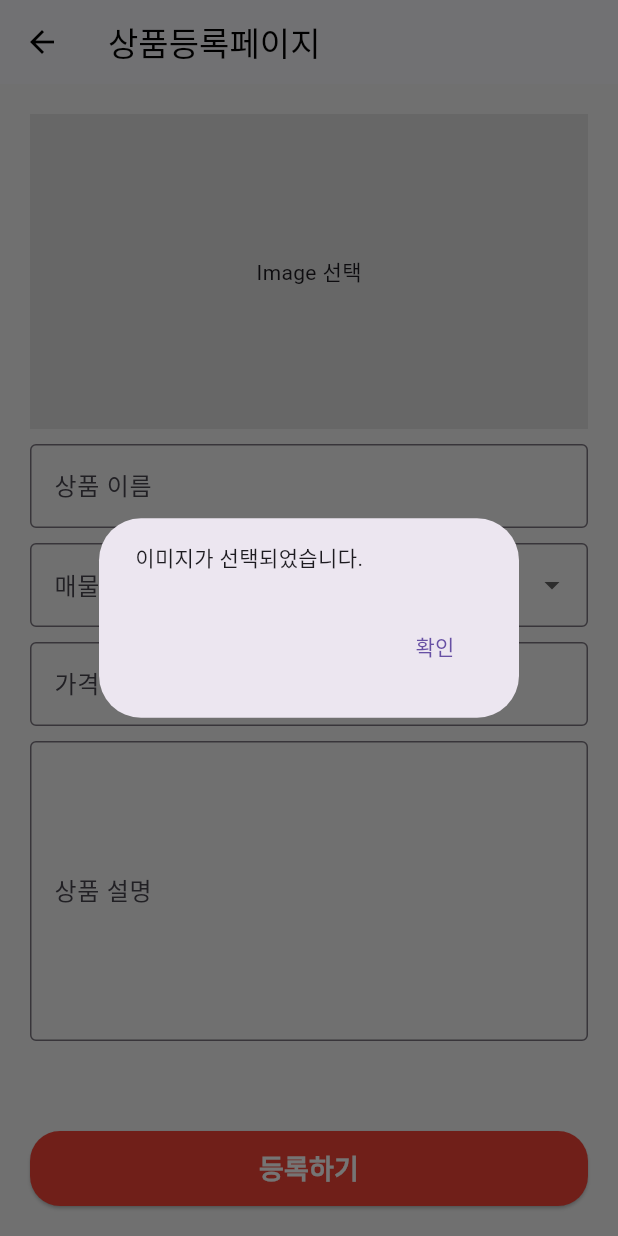
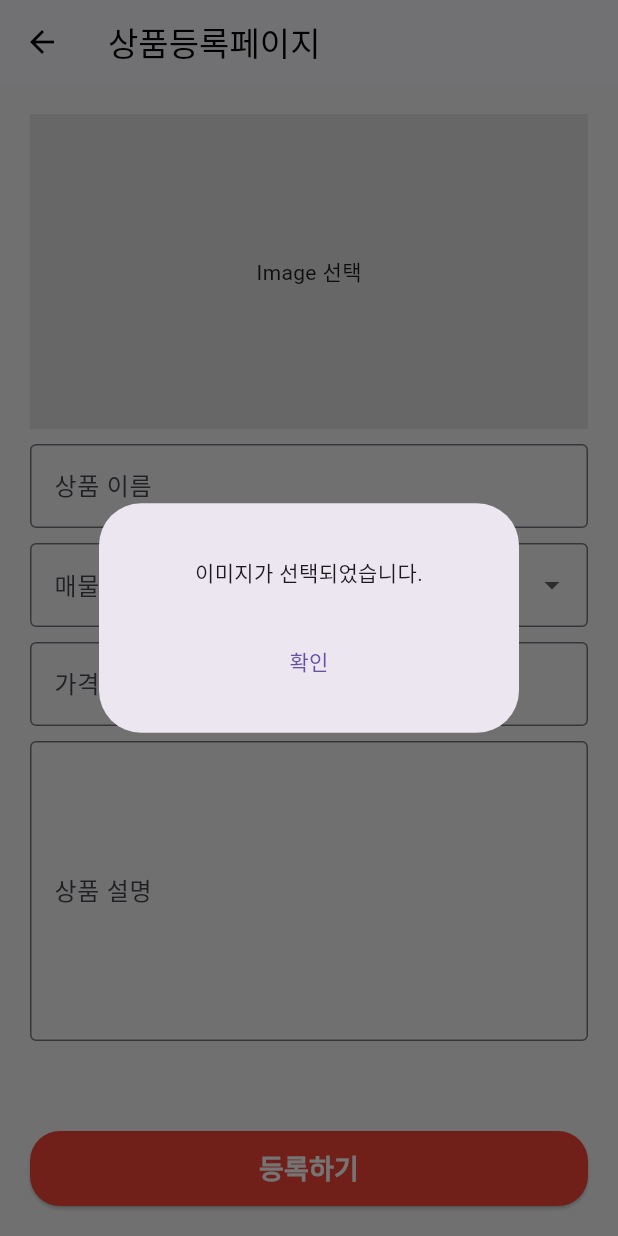
Before and after one commit to xhahwkd/flutter_realestate_shopping_app, a Flutter app: the ProductRegisterPage screen opened directly, after a tap on "Image 선택", on a phone screen of 412 x 824 dp. Run offline on Flutter 3.47's test engine with Material 3 defaults, Android fonts, the phone set to English and light mode, and no system bars; Roboto replaces fonts that are missing (Pretendard).

Commit message:
fix : 팝업창 수정

```diff
--- a/lib/pages/Product_register_page.dart
+++ b/lib/pages/Product_register_page.dart
@@ -29,7 +29,14 @@ class _ProductRegisterPageState extends State<ProductRegisterPage> {
     showDialog(
       context: context,
       builder: (context) => AlertDialog(
-        content: const Text('이미지가 선택되었습니다.'),
+        content: const Padding(
+          padding: EdgeInsets.only(top: 20),
+          child: Text(
+            '이미지가 선택되었습니다.',
+            textAlign: TextAlign.center, //텍스트 중앙 정렬
+          ),
+        ),
+        actionsAlignment: MainAxisAlignment.center, //버튼 중앙 정렬
         actions: [
           TextButton(
             onPressed: () {
```
